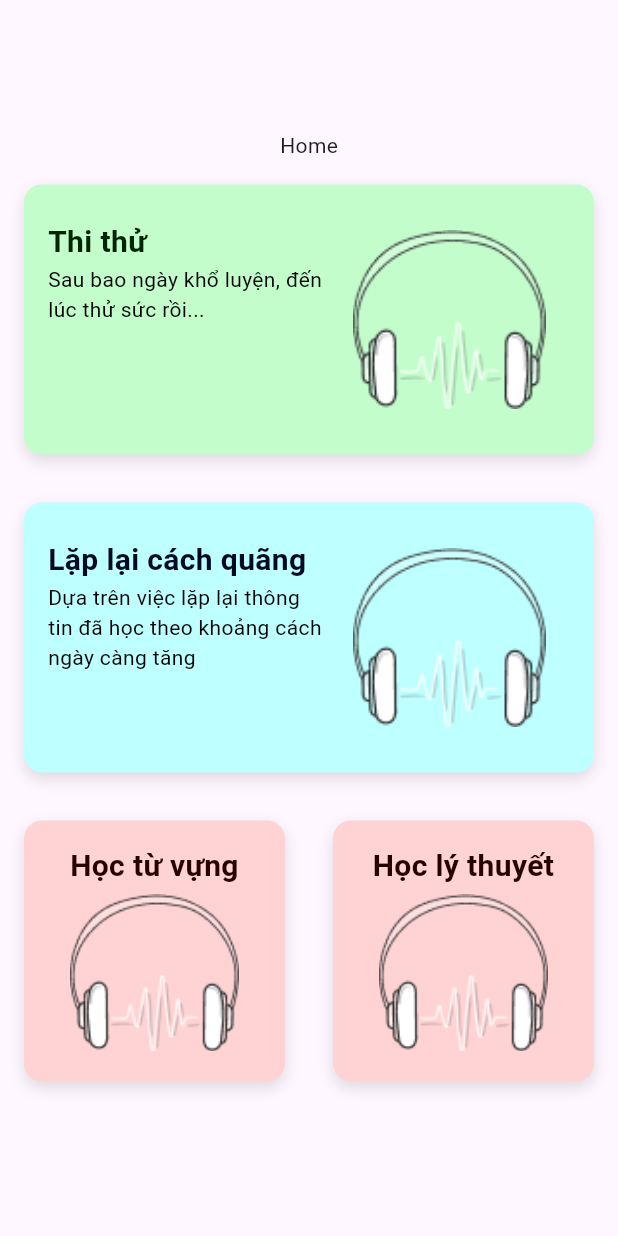
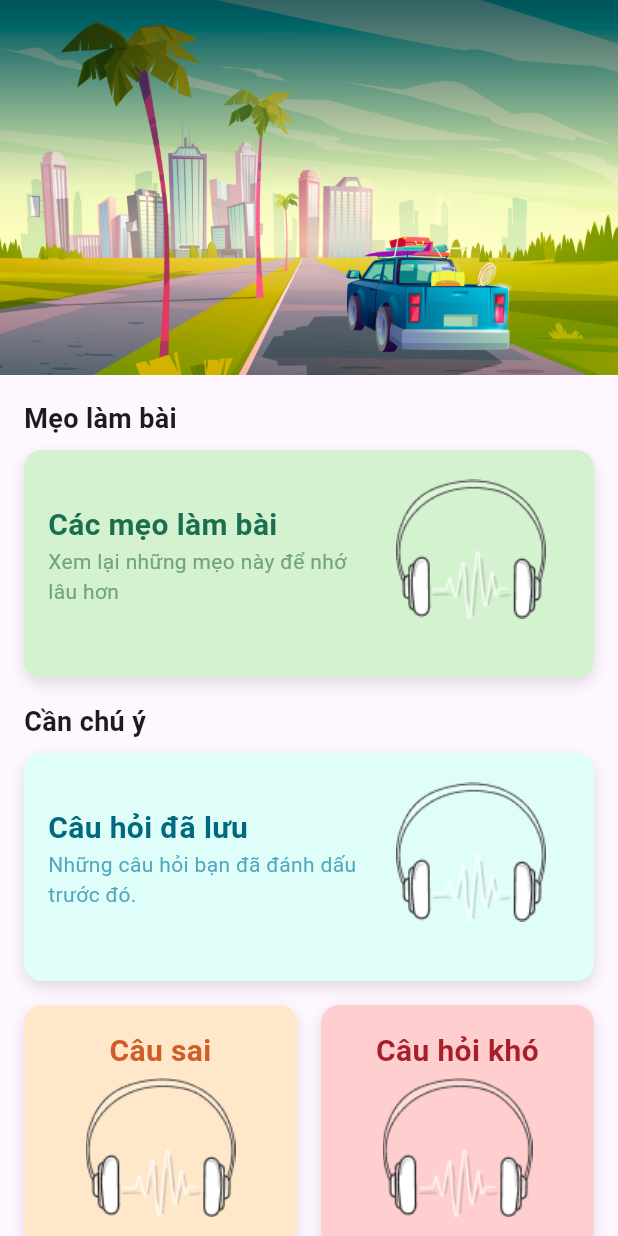
Before and after one commit to nguyencongtu2004/gplx, a Flutter app: the screen it shows after launch, on a phone screen of 412 x 824 dp. Run offline on Flutter 3.47's test engine with Material 3 defaults, Android fonts, the light colour scheme and no system bars; our stand-ins replace vibration.

Commit message:
thêm trang chủ và trang tra cứu

```diff
--- a/lib/main.dart
+++ b/lib/main.dart
@@ -1,5 +1,6 @@
 import 'package:flutter/material.dart';
 import 'package:gplx/screen/home-screen.dart';
+import 'package:gplx/screen/review-screen.dart';
 
 void main() {
   runApp(const GPLXApp());
@@ -10,7 +11,8 @@ class GPLXApp extends StatelessWidget {
   @override
   Widget build(BuildContext context) {
     return const MaterialApp(
-      home: HomeScreen(),
+      //home: HomeScreen(),
+      home: ReviewScreen(),
     );
   }
 }
--- a/lib/screen/home-screen.dart
+++ b/lib/screen/home-screen.dart
@@ -1,83 +1,189 @@
 import 'package:flutter/material.dart';
-
-import '../widget/custom-card.dart';
+import 'package:gplx/widget/custom-card.dart';
+import 'package:gplx/widget/topic.dart';
+import 'package:vibration/vibration.dart';
 
 class HomeScreen extends StatelessWidget {
   const HomeScreen({super.key});
 
   @override
   Widget build(BuildContext context) {
+    final double screenWidth = MediaQuery.of(context).size.width;
     return Scaffold(
-      body: SafeArea(
-        child: Center(
-          child: SingleChildScrollView(
-            scrollDirection: Axis.vertical,
-            child: Column(
-              mainAxisAlignment: MainAxisAlignment.center,
+        body: SingleChildScrollView(
+      scrollDirection: Axis.vertical,
+      child: Column(
+        crossAxisAlignment: CrossAxisAlignment.start,
+        children: [
+          SizedBox(
+            height: 250,
+            child: Stack(
               children: [
-                const Text('Home'),
-                CustomCard(
-                  width: MediaQuery.of(context).size.width,
-                  height: 180,
-                  title: 'Thi thử',
-                  description: 'Sau bao ngày khổ luyện, đến lúc thử sức rồi...',
-                  imageUrl: 'assets/images/place-holder.png',
-                  titleColor: Color(0xFF012504),
-                  descriptionColor: Colors.black,
-                  backgroundColor: Color(0xFFC2FDCB),
-                  onTap: () {
-                    print('Thi thử');
-                  },
+                Positioned(
+                  top: 0,
+                  left: 0,
+                  right: 0,
+                  height: 250,
+                  child: Image.asset(
+                    'assets/images/home-image.jpg',
+                    height: 250,
+                    fit: BoxFit.fitHeight,
+                  ),
                 ),
-                CustomCard(
-                  width: MediaQuery.of(context).size.width,
-                  height: 180,
-                  title: 'Lặp lại cách quãng',
-                  description:
-                      'Dựa trên việc lặp lại thông tin đã học theo khoảng cách ngày càng tăng',
-                  imageUrl: 'assets/images/place-holder.png',
-                  titleColor: Color(0xFF010925),
-                  descriptionColor: Colors.black,
-                  backgroundColor: Color(0xFFBEFFFF),
-                  onTap: () {
-                    print('Lặp lại cách quãng');
-                  },
+                Positioned(
+                  top: 0,
+                  left: 0,
+                  right: 0,
+                  height: 250,
+                  child: Container(
+                    decoration: BoxDecoration(
+                      gradient: LinearGradient(
+                        begin: Alignment.topCenter,
+                        end: Alignment.center,
+                        colors: [
+                          Colors.black.withOpacity(0.5),
+                          Colors.transparent,
+                        ],
+                      ),
+                    ),
+                  ),
                 ),
-                Row(
-                  children: [
-                    CustomCard(
-                      width: MediaQuery.of(context).size.width / 2 - 32,
-                      height: MediaQuery.of(context).size.width / 2 - 32,
-                      title: 'Học từ vựng',
-                      description: 'Học từ vựng qua hình ảnh',
-                      imageUrl: 'assets/images/place-holder.png',
-                      titleColor: Color(0xFF250101),
-                      descriptionColor: Colors.black,
-                      backgroundColor: Color(0xFFFFD3D3),
-                      onTap: () {
-                        print('Học từ vựng');
-                      },
-                    ),
-                    CustomCard(
-                      width: MediaQuery.of(context).size.width / 2 - 32,
-                      height: MediaQuery.of(context).size.width / 2 - 32,
-                      title: 'Học lý thuyết',
-                      description: 'Học lý thuyết qua hình ảnh',
-                      imageUrl: 'assets/images/place-holder.png',
-                      titleColor: Color(0xFF250101),
-                      descriptionColor: Colors.black,
-                      backgroundColor: Color(0xFFFFD3D3),
-                      onTap: () {
-                        print('Học lý thuyết');
-                      },
-                    ),
-                  ],
-                )
               ],
             ),
           ),
-        ),
+          Padding(
+            padding: const EdgeInsets.all(16),
+            child: Column(
+              crossAxisAlignment: CrossAxisAlignment.start,
+              children: [
+                const Text('Kiểm tra',
+                    style: TextStyle(
+                      fontSize: 18,
+                      fontWeight: FontWeight.bold,
+                    )),
+                const SizedBox(height: 8),
+                CustomCard(
+                    width: screenWidth,
+                    minHeight: 120,
+                    title: 'Thi thử',
+                    description: 'Sau bao ngày khổ luyện, đến lúc thử sức rồi.',
+                    imageUrl: 'assets/images/place-holder.png',
+                    backgroundColor: const Color(0xFFC2FDCB),
+                    titleColor: const Color(0xFF012504),
+                    onTap: () {
+                      print('Thi thử');
+                    }),
+                const SizedBox(height: 16),
+                const Text('Chọn phương pháp học',
+                    style: TextStyle(
+                      fontSize: 18,
+                      fontWeight: FontWeight.bold,
+                    )),
+                const SizedBox(height: 8),
+                CustomCard(
+                    width: screenWidth,
+                    minHeight: 120,
+                    title: 'Lặp lại cách quãng',
+                    description:
+                        'Dựa trên việc lặp lại thông tin đã học theo khoảng cách ngày càng tăng.',
+                    imageUrl: 'assets/images/place-holder.png',
+                    backgroundColor: const Color(0xFFBEFFFF),
+                    titleColor: const Color(0xFF010925),
+                    onTap: () {
+                      print('Lặp lại cách quãng');
+                    }),
+                const SizedBox(height: 16),
+                CustomCard(
+                    width: screenWidth,
+                    minHeight: 120,
+                    title: 'Truyền thống ',
+                    description: 'Hệ thống câu hỏi theo từng chủ đề.',
+                    imageUrl: 'assets/images/place-holder.png',
+                    backgroundColor: const Color(0xFFBEFFE7),
+                    titleColor: const Color(0xFF011D26),
+                    vibration: false,
+                    onTap: () {
+                      print('Truyền thống');
+                    },
+                    child: Column(
+                      crossAxisAlignment: CrossAxisAlignment.start,
+                      children: [
+                        const SizedBox(height: 8),
+                        ElevatedButton(
+                          onPressed: () async {
+                            if (await Vibration.hasVibrator() ?? false) {
+                              Vibration.vibrate(duration: 20);
+                            }
+                            print('Tất cả câu hỏi');
+                          },
+                          style: ElevatedButton.styleFrom(
+                            foregroundColor: const Color(0xFF011D26),
+                            backgroundColor: const Color(0xFF73F6B7),
+                          ),
+                          child: const Row(
+                            mainAxisSize: MainAxisSize.min,
+                            children: [
+                              Text('Tất cả câu hỏi'),
+                              SizedBox(width: 4),
+                              Icon(Icons.arrow_forward),
+                            ],
+                          ),
+                        ),
+                        ElevatedButton(
+                          onPressed: () async {
+                            if (await Vibration.hasVibrator() ?? false) {
+                            Vibration.vibrate(duration: 20);
+                            }
+                            print('Học theo chủ đề');
+                          },
+                          style: ElevatedButton.styleFrom(
+                            foregroundColor: const Color(0xFF011D26),
+                            backgroundColor: const Color(0xFF73F6B7),
+                          ),
+                          child: const Row(
+                            mainAxisSize: MainAxisSize.min,
+                            children: [
+                              Text('Học theo chủ đề'),
+                              SizedBox(width: 4),
+                              Icon(Icons.arrow_forward),
+                            ],
+                          ),
+                        ),
+                        const SizedBox(height: 8),
+                        Text(
+                          'Các chủ đề',
+                          style: TextStyle(
+                            color: const Color(0xFF011D26),
+                            fontSize: 20,
+                            fontWeight: FontWeight.bold,
+                          ),
+                        ),
+                        for (int i = 0; i < 6; i++)
+                          Topic(
+                            padding: const EdgeInsets.symmetric(vertical: 8),
+                            title: 'Câu hỏi điểm liệt',
+                            imageUrl: 'assets/images/place-holder.png',
+                            progress: 0.5,
+                            correctQuestion: 10,
+                            wrongQuestion: 5,
+                            learnedQuestion: 15,
+                            totalQuestion: 60,
+                            backgroundColor: const Color(0xFF99F4C5),
+                            titleColor: const Color(0xFF121212),
+                            progressColor: const Color(0xFF0A6F4E),
+                            backgroundProgressColor: const Color(0xFF59D3AE),
+                            onTap: () {
+                              print('Câu hỏi điểm liệt');
+                            },
+                          ),
+                      ],
+                    )),
+                const SizedBox(height: 100),
+              ],
+            ),
+          ),
+        ],
       ),
-    );
+    ));
   }
 }
--- /dev/null
+++ b/lib/screen/review-screen.dart
@@ -0,0 +1,191 @@
+
+import 'package:flutter/material.dart';
+
+import '../widget/custom-card.dart';
+
+class ReviewScreen extends StatelessWidget {
+  const ReviewScreen({super.key});
+
+  @override
+  Widget build(BuildContext context) {
+    final double screenWidth = MediaQuery.of(context).size.width;
+    return Scaffold(
+        body: SingleChildScrollView(
+          scrollDirection: Axis.vertical,
+          child: Column(
+            crossAxisAlignment: CrossAxisAlignment.start,
+            children: [
+              // ảnh nền
+              SizedBox(
+                height: 250,
+                child: Stack(
+                  children: [
+                    Positioned(
+                      top: 0,
+                      left: 0,
+                      right: 0,
+                      height: 250,
+                      child: Image.asset(
+                        'assets/images/home-image.jpg',
+                        height: 250,
+                        fit: BoxFit.fitHeight,
+                      ),
+                    ),
+                    Positioned(
+                      top: 0,
+                      left: 0,
+                      right: 0,
+                      height: 250,
+                      child: Container(
+                        decoration: BoxDecoration(
+                          gradient: LinearGradient(
+                            begin: Alignment.topCenter,
+                            end: Alignment.center,
+                            colors: [
+                              Colors.black.withOpacity(0.5),
+                              Colors.transparent,
+                            ],
+                          ),
+                        ),
+                      ),
+                    ),
+                  ],
+                ),
+              ),
+              Padding(
+                padding: const EdgeInsets.all(16),
+                child: Column(
+                  crossAxisAlignment: CrossAxisAlignment.start,
+                  children: [
+                    const Text(
+                        'Mẹo làm bài',
+                        style: TextStyle(
+                          fontSize: 18,
+                          fontWeight: FontWeight.bold,
+                        )),
+                    const SizedBox(height: 8),
+                    CustomCard(
+                        width: screenWidth,
+                        minHeight: 120,
+                        title: 'Các mẹo làm bài',
+                        description: 'Xem lại những mẹo này để nhớ lâu hơn',
+                        imageUrl: 'assets/images/place-holder.png',
+                        backgroundColor: const Color(0xFFD5F2D0),
+                        titleColor: const Color(0xFF1A6F50),
+                        descriptionColor: const Color(0xFF73A37E),
+                        onTap: () {
+                          print('Câu hỏi đã lưu');
+                        }),
+                    const SizedBox(height: 16),
+                    const Text(
+                        'Cần chú ý',
+                        style: TextStyle(
+                          fontSize: 18,
+                          fontWeight: FontWeight.bold,
+                        )),
+                    const SizedBox(height: 8),
+                    // chỗ này
+                    CustomCard(
+                        width: screenWidth,
+                        minHeight: 120,
+                        title: 'Câu hỏi đã lưu',
+                        description: 'Những câu hỏi bạn đã đánh dấu trước đó.',
+                        imageUrl: 'assets/images/place-holder.png',
+                        backgroundColor: const Color(0xFAE0FFFA),
+                        titleColor: const Color(0xFF00697F),
+                        descriptionColor: const Color(0xFF51A7BF),
+                        onTap: () {
+                          print('Câu hỏi đã lưu');
+                        }),
+                    const SizedBox(height: 16),
+                    Row(
+                      children: [
+                        Expanded(
+                          child: CustomCard(
+                              width: screenWidth / 2 - 32,
+                              minHeight: 120,
+                              title: 'Câu sai',
+                              imageUrl: 'assets/images/place-holder.png',
+                              backgroundColor: const Color(0xFFFFE8CA),
+                              titleColor: const Color(0xFFD15C28),
+                              onTap: () {
+                                print('Câu trả lời sai');
+                              }),
+                        ),
+                        const SizedBox(width: 16),
+                        Expanded(
+                          child: CustomCard(
+                              width: screenWidth / 2 - 32,
+                              minHeight: 120,
+                              title: 'Câu hỏi khó',
+                              imageUrl: 'assets/images/place-holder.png',
+                              backgroundColor: const Color(0xFFFFCECE),
+                              titleColor: const Color(0xFFA71F2A),
+                              onTap: () {
+                                print('Câu hỏi khó');
+                              }),
+                        ),
+                      ],
+                    ),
+
+                    const SizedBox(height: 16),
+                    /*Row(
+                      mainAxisSize: MainAxisSize.min,
+                      children: [
+                        Expanded(
+                          child: CustomCard(
+                              width: screenWidth / 2,
+                              minHeight: 120,
+                              title: 'Câu hỏi khó',
+                              imageUrl: 'assets/images/place-holder.png',
+                              backgroundColor: const Color(0xFFFFCECE),
+                              titleColor: const Color(0xFFA71F2A),
+                              onTap: () {
+                                print('Câu hỏi khó');
+                              }),
+                        ),
+                        const SizedBox(width: 16),
+                        Expanded(
+                          child: CustomCard(
+                              width: screenWidth,
+                              minHeight: 120,
+                              title: 'Câu hỏi chưa trả lời',
+                              description:
+                              'Những câu hỏi bạn chưa trả lời trong bài thi.',
+                              imageUrl: 'assets/images/place-holder.png',
+                              backgroundColor: const Color(0xFFE0F8FF),
+                              titleColor: const Color(0xFF005F6B),
+                              onTap: () {
+                                print('Câu hỏi chưa trả lời');
+                              }),
+                        ),
+                      ],
+                    ),*/
+                    const Text(
+                        'Biển báo',
+                        style: TextStyle(
+                          fontSize: 18,
+                          fontWeight: FontWeight.bold,
+                        )),
+                    const SizedBox(height: 8),
+                    CustomCard(
+                        width: screenWidth,
+                        minHeight: 120,
+                        title: 'Biển báo',
+                        description: 'Tra cứu những biển báo phổ biến.',
+                        imageUrl: 'assets/images/place-holder.png',
+                        backgroundColor: const Color(0xFFBDFFE7),
+                        titleColor: const Color(0xFF012504),
+                        descriptionColor: Colors.black,
+                        onTap: () {
+                          print('Biển báo');
+                        }),
+                    const SizedBox(height: 100),
+                  ],
+                ),
+              ),
+            ],
+          ),
+        ));
+
+}}
--- a/lib/widget/custom-card.dart
+++ b/lib/widget/custom-card.dart
@@ -2,22 +2,24 @@ import 'package:flutter/material.dart';
 import 'package:vibration/vibration.dart';
 
 class CustomCard extends StatelessWidget {
-  CustomCard({
+  const CustomCard({
     super.key,
     required this.width,
-    required this.height,
+    required this.minHeight,
     required this.title,
-    required this.description,
+    this.description = '',
     required this.imageUrl,
     this.backgroundColor = Colors.white,
     this.titleColor = Colors.black,
     this.descriptionColor = Colors.black,
-    this.padding = const EdgeInsets.all(16),
     required this.onTap,
+    this.padding = const EdgeInsets.all(0),
+    this.vibration = true,
+    this.child,
   });
 
   final double width;
-  final double height;
+  final double minHeight;
   final String title;
   final String description;
   final String imageUrl;
@@ -26,11 +28,14 @@ class CustomCard extends StatelessWidget {
   final Color descriptionColor;
   final EdgeInsetsGeometry padding;
   final void Function() onTap;
+  final Widget? child;
+  final bool vibration;
 
   @override
   Widget build(BuildContext context) {
     Widget squareCard = Column(
       crossAxisAlignment: CrossAxisAlignment.center,
+      mainAxisSize: MainAxisSize.min,
       children: [
         Text(
           title,
@@ -43,7 +48,8 @@ class CustomCard extends StatelessWidget {
           maxLines: 1,
           overflow: TextOverflow.ellipsis,
         ),
-        Expanded(
+        SizedBox(
+          width: 100,
           child: AspectRatio(
             aspectRatio: 1.0,
             child: Image.asset(
@@ -55,7 +61,10 @@ class CustomCard extends StatelessWidget {
       ],
     );
 
-    Widget rectangleCard = Row(
+    Widget rectangleCard = Column(
+      crossAxisAlignment: CrossAxisAlignment.start,
+      children: [
+        Row(
           mainAxisAlignment: MainAxisAlignment.spaceBetween,
           children: [
             Expanded(
@@ -86,7 +95,7 @@ class CustomCard extends StatelessWidget {
             Padding(
               padding: const EdgeInsets.symmetric(horizontal: 16),
               child: SizedBox(
-            width: width / 3.2,
+                width: 100,
                 child: AspectRatio(
                   aspectRatio: 1.0,
                   child: Image.asset(
@@ -97,21 +106,22 @@ class CustomCard extends StatelessWidget {
               ),
             ),
           ],
+        ),
+        if (child != null) child!,
+      ],
     );
-
     return Padding(
       padding: padding,
       child: GestureDetector(
         onTap: () async {
-          if (await Vibration.hasVibrator() ?? false) {
-            Vibration.vibrate(duration: 30);
+          if (vibration && (await Vibration.hasVibrator() ?? false)) {
+            Vibration.vibrate(duration: 20);
           }
-
           onTap();
         },
         child: Container(
             width: width,
-          height: height,
+            //height: height, // this
             padding: const EdgeInsets.all(16),
             decoration: BoxDecoration(
               color: backgroundColor,
@@ -124,8 +134,10 @@ class CustomCard extends StatelessWidget {
                 ),
               ],
             ),
+            child: ConstrainedBox(
+              constraints: BoxConstraints(minHeight: minHeight),
               child: (width > 250) ? rectangleCard : squareCard,
-        ),
+            )),
       ),
     );
   }
--- a/pubspec.yaml
+++ b/pubspec.yaml
@@ -62,6 +62,8 @@ flutter:
   # To add assets to your application, add an assets section, like this:
   assets:
     - assets/images/place-holder.png
+    - assets/images/placeholder-icon.png
+    - assets/images/home-image.jpg
 
   # An image asset can refer to one or more resolution-specific "variants", see
   # https://flutter.dev/assets-and-images/#resolution-aware
```
Also changed, not shown: lib/widget/topic.dart (added, +134 -0 lines), assets/images/home-image.jpg (added), assets/images/placeholder-icon.png (added), 1 other file. Lines whose indentation alone changed are shown as unchanged.
